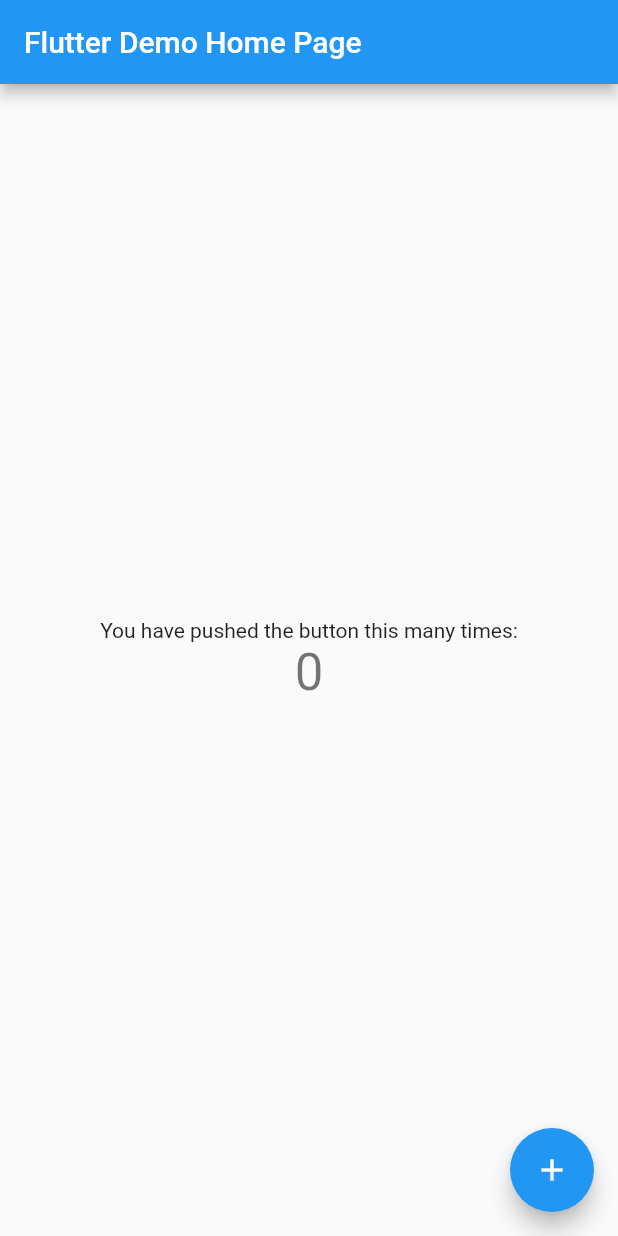
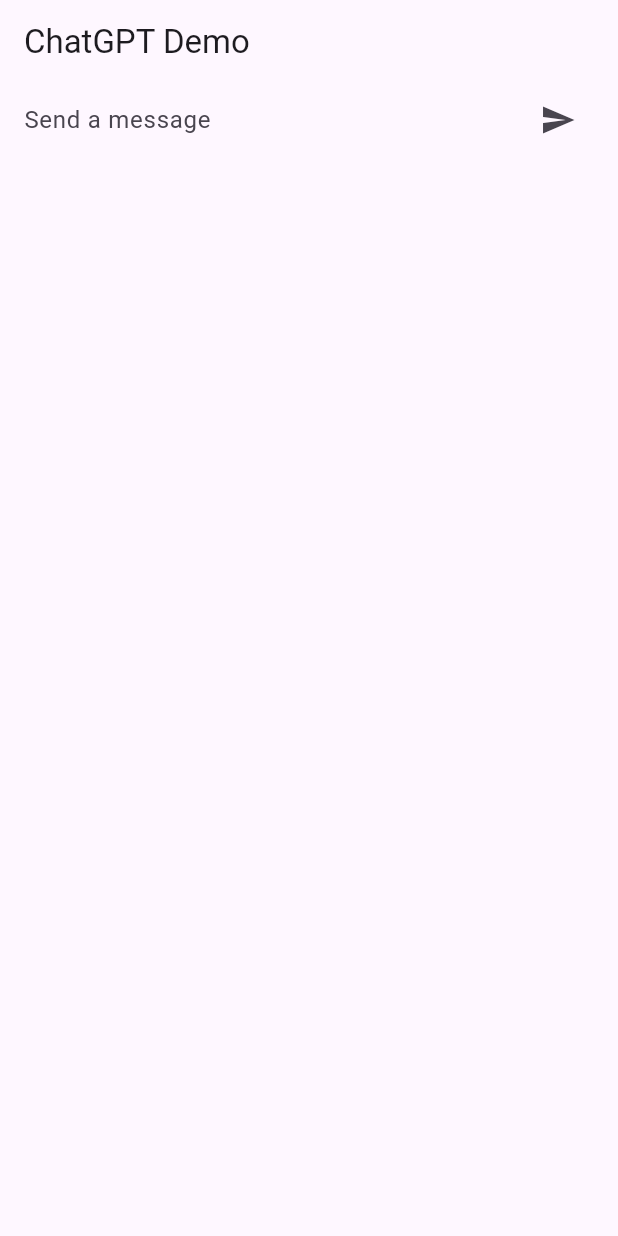
Before and after one commit to akshaykamath45/AI-ChatBot-App, a Flutter app: the screen it shows after launch, on a phone screen of 412 x 824 dp. Run offline on Flutter 3.47's test engine with Material 2 defaults, Android fonts, the phone set to English and light mode, and no system bars; our stand-ins replace velocity_x.

Commit message:
Building chat screen

```diff
--- /dev/null
+++ b/chatbot/lib/chatscreen.dart
@@ -0,0 +1,41 @@
+import "dart:ui";
+import "package:flutter/material.dart";
+import "package:velocity_x/velocity_x.dart";
+
+class ChatScreen extends StatefulWidget {
+  const ChatScreen({super.key});
+
+  @override
+  State<ChatScreen> createState() => _ChatScreenState();
+}
+
+class _ChatScreenState extends State<ChatScreen> {
+  Widget _buildTextComposer() {
+    return Row(
+      children: [
+        const Expanded(
+          child: TextField(
+            decoration: InputDecoration.collapsed(hintText: "Send a message"),
+          ),
+        ),
+        IconButton(
+          icon: const Icon(Icons.send),
+          onPressed: () {},
+        ),
+      ],
+    ).px16();
+  }
+
+  @override
+  Widget build(BuildContext context) {
+    return Scaffold(
+        appBar: AppBar(title: Text("ChatGPT Demo")),
+        body: Column(
+          children: [
+            Container(
+                decoration: BoxDecoration(color: context.cardColor),
+                child: _buildTextComposer())
+          ],
+        ));
+  }
+}
--- a/chatbot/lib/main.dart
+++ b/chatbot/lib/main.dart
@@ -1,3 +1,4 @@
+import 'package:chatbot/chatscreen.dart';
 import 'package:flutter/material.dart';
 
 void main() {
@@ -11,105 +12,13 @@ class MyApp extends StatelessWidget {
   @override
   Widget build(BuildContext context) {
     return MaterialApp(
-      title: 'Flutter Demo',
+      title: 'ChatGPT Demo',
+      debugShowCheckedModeBanner: false,
       theme: ThemeData(
-        // This is the theme of your application.
-        //
-        // Try running your application with "flutter run". You'll see the
-        // application has a blue toolbar. Then, without quitting the app, try
-        // changing the primarySwatch below to Colors.green and then invoke
-        // "hot reload" (press "r" in the console where you ran "flutter run",
-        // or simply save your changes to "hot reload" in a Flutter IDE).
-        // Notice that the counter didn't reset back to zero; the application
-        // is not restarted.
-        primarySwatch: Colors.blue,
+        primarySwatch: Colors.green,
+        useMaterial3: true,
       ),
-      home: const MyHomePage(title: 'Flutter Demo Home Page'),
+      home: const ChatScreen(),
     );
   }
 }
-
-class MyHomePage extends StatefulWidget {
-  const MyHomePage({super.key, required this.title});
-
-  // This widget is the home page of your application. It is stateful, meaning
-  // that it has a State object (defined below) that contains fields that affect
-  // how it looks.
-
-  // This class is the configuration for the state. It holds the values (in this
-  // case the title) provided by the parent (in this case the App widget) and
-  // used by the build method of the State. Fields in a Widget subclass are
-  // always marked "final".
-
-  final String title;
-
-  @override
-  State<MyHomePage> createState() => _MyHomePageState();
-}
-
-class _MyHomePageState extends State<MyHomePage> {
-  int _counter = 0;
-
-  void _incrementCounter() {
-    setState(() {
-      // This call to setState tells the Flutter framework that something has
-      // changed in this State, which causes it to rerun the build method below
-      // so that the display can reflect the updated values. If we changed
-      // _counter without calling setState(), then the build method would not be
-      // called again, and so nothing would appear to happen.
-      _counter++;
-    });
-  }
-
-  @override
-  Widget build(BuildContext context) {
-    // This method is rerun every time setState is called, for instance as done
-    // by the _incrementCounter method above.
-    //
-    // The Flutter framework has been optimized to make rerunning build methods
-    // fast, so that you can just rebuild anything that needs updating rather
-    // than having to individually change instances of widgets.
-    return Scaffold(
-      appBar: AppBar(
-        // Here we take the value from the MyHomePage object that was created by
-        // the App.build method, and use it to set our appbar title.
-        title: Text(widget.title),
-      ),
-      body: Center(
-        // Center is a layout widget. It takes a single child and positions it
-        // in the middle of the parent.
-        child: Column(
-          // Column is also a layout widget. It takes a list of children and
-          // arranges them vertically. By default, it sizes itself to fit its
-          // children horizontally, and tries to be as tall as its parent.
-          //
-          // Invoke "debug painting" (press "p" in the console, choose the
-          // "Toggle Debug Paint" action from the Flutter Inspector in Android
-          // Studio, or the "Toggle Debug Paint" command in Visual Studio Code)
-          // to see the wireframe for each widget.
-          //
-          // Column has various properties to control how it sizes itself and
-          // how it positions its children. Here we use mainAxisAlignment to
-          // center the children vertically; the main axis here is the vertical
-          // axis because Columns are vertical (the cross axis would be
-          // horizontal).
-          mainAxisAlignment: MainAxisAlignment.center,
-          children: <Widget>[
-            const Text(
-              'You have pushed the button this many times:',
-            ),
-            Text(
-              '$_counter',
-              style: Theme.of(context).textTheme.headlineMedium,
-            ),
-          ],
-        ),
-      ),
-      floatingActionButton: FloatingActionButton(
-        onPressed: _incrementCounter,
-        tooltip: 'Increment',
-        child: const Icon(Icons.add),
-      ), // This trailing comma makes auto-formatting nicer for build methods.
-    );
-  }
-}
```
Also changed, not shown: chatbot/pubspec.lock.
